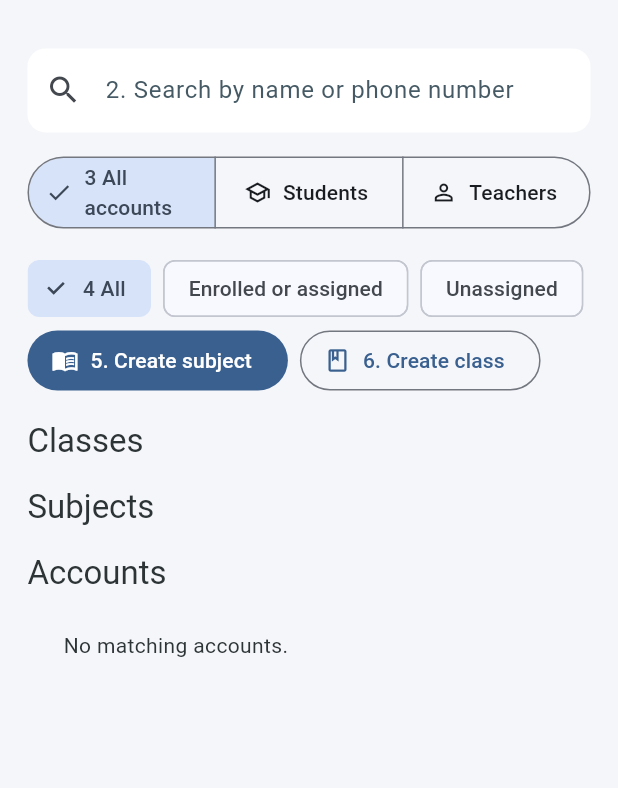
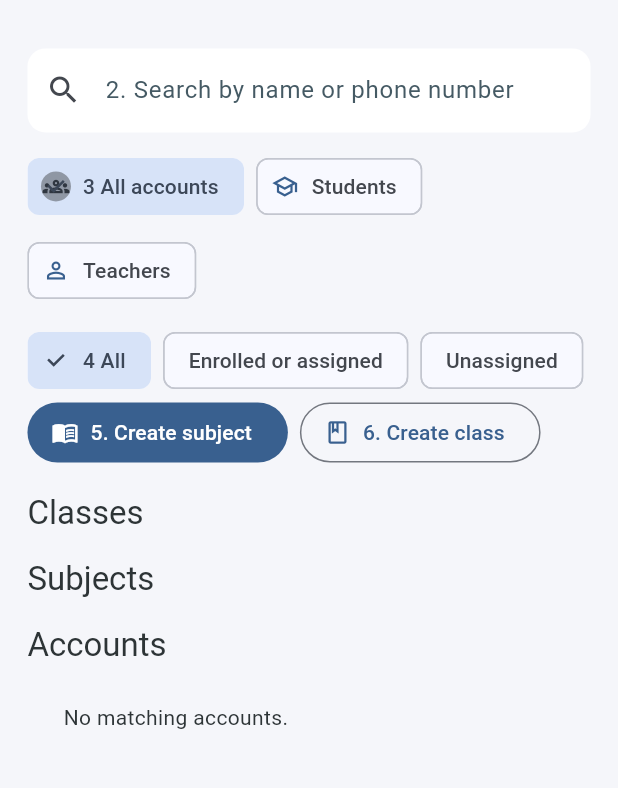
Before and after one commit to anonymous-akshat1001/SEEDS-BITS, a Flutter app: the AdminDashboard screen opened by its route, after a tap on "3 All accounts", on a phone screen of 412 x 824 dp, the part 63-851 px from its top. Run offline on Flutter 3.47's test engine with Material 3 defaults, Android fonts, the phone set to English and light mode, and no system bars; our stand-ins replace audioplayers, file_picker, firebase_core, firebase_messaging, flutter_dotenv, flutter_local_notifications and 4 more; missing offline and left inert: flutter_webrtc, mobile_number; accounts and stored records are empty; generated files the repository leaves out were written again; network calls fail.

Commit message:
feat : Added responsive text-scale limits based on screen width and improved TTS

```diff
--- a/frontend/lib/screens/admin_dashboard.dart
+++ b/frontend/lib/screens/admin_dashboard.dart
@@ -4,6 +4,7 @@ import 'package:flutter/services.dart';
 import '../services/api_service.dart';
 import '../services/auth_session_service.dart';
 import '../services/tts_service.dart';
+import '../utils/keypad_actions.dart';
 import '../utils/ui_utils.dart';
 import '../widgets/key_instruction_wrapper.dart';
 import '../widgets/keypad_confirmation_dialog.dart';
@@ -35,6 +36,7 @@ class _AdminDashboardState extends State<AdminDashboard> {
   List<dynamic> _classes = const [];
   List<dynamic> _subjects = const [];
   bool _loading = true;
+  bool _initialAnnouncementPending = true;
   String? _roleFilter;
   String _assignmentStatus = 'all';
 
@@ -84,9 +86,16 @@ class _AdminDashboardState extends State<AdminDashboard> {
       _subjects = results[2];
       _loading = false;
     });
-    await TtsService.speak(
-      '${_users.length} accounts shown. ${_classes.length} classes and ${_subjects.length} subjects.',
-    );
+    final summary =
+        '${_users.length} accounts shown. ${_classes.length} classes and ${_subjects.length} subjects.';
+    if (_initialAnnouncementPending) {
+      _initialAnnouncementPending = false;
+      await TtsService.speak(
+        '${buildTtsInstructions(adminDashboardKeyLabels, screenName: 'Administrator Dashboard')} $summary',
+      );
+    } else {
+      await TtsService.speak(summary);
+    }
   }
 
   void _focusSearch() {
@@ -938,15 +947,8 @@ class _AdminDashboardState extends State<AdminDashboard> {
   Widget build(BuildContext context) {
     return KeypadInstructionWrapper(
       screenName: 'Administrator Dashboard',
-      labels: const {
-        0: 'Log Out',
-        1: 'Refresh',
-        2: 'Search Users',
-        3: 'Change Account Type Filter',
-        4: 'Change Assignment Filter',
-        5: 'Create Subject',
-        6: 'Create Class',
-      },
+      labels: adminDashboardKeyLabels,
+      autoPlay: false,
       actions: {
         0: () => AuthSessionService.logoutFrom(context),
         1: _refresh,
@@ -1004,28 +1006,29 @@ class _AdminDashboardState extends State<AdminDashboard> {
                           label:
                               'Account type filter. ${_roleFilterLabel()}. Use left and right arrows to change.',
                           liveRegion: true,
-                          child: SegmentedButton<String?>(
-                            showSelectedIcon: true,
-                            segments: const [
-                              ButtonSegment<String?>(
-                                value: null,
-                                label: Text('3 All accounts'),
-                                icon: Icon(Icons.groups_outlined),
+                          child: Wrap(
+                            spacing: 8,
+                            runSpacing: 8,
+                            children: [
+                              ChoiceChip(
+                                avatar: const Icon(Icons.groups_outlined),
+                                label: const Text('3 All accounts'),
+                                selected: _roleFilter == null,
+                                onSelected: (_) => _setRoleFilter(null),
                               ),
-                              ButtonSegment<String?>(
-                                value: 'student',
-                                label: Text('Students'),
-                                icon: Icon(Icons.school_outlined),
+                              ChoiceChip(
+                                avatar: const Icon(Icons.school_outlined),
+                                label: const Text('Students'),
+                                selected: _roleFilter == 'student',
+                                onSelected: (_) => _setRoleFilter('student'),
                               ),
-                              ButtonSegment<String?>(
-                                value: 'teacher',
-                                label: Text('Teachers'),
-                                icon: Icon(Icons.person_outline),
+                              ChoiceChip(
+                                avatar: const Icon(Icons.person_outline),
+                                label: const Text('Teachers'),
+                                selected: _roleFilter == 'teacher',
+                                onSelected: (_) => _setRoleFilter('teacher'),
                               ),
                             ],
-                            selected: {_roleFilter},
-                            onSelectionChanged: (selection) =>
-                                _setRoleFilter(selection.first),
                           ),
                         ),
                       ),
--- a/frontend/lib/utils/keypad_actions.dart
+++ b/frontend/lib/utils/keypad_actions.dart
@@ -62,6 +62,28 @@ const Map<int, String> teacherDashboardKeyLabels = {
   4: 'Search Sessions by Name or ID',
   5: 'Class Playlists',
   6: 'Quizzes',
+};
+
+const Map<int, String> adminDashboardKeyLabels = {
+  0: 'Log Out',
+  1: 'Refresh',
+  2: 'Search Users',
+  3: 'Change Account Type Filter',
+  4: 'Change Assignment Filter',
+  5: 'Create Subject',
+  6: 'Create Class',
+};
+
+const Map<int, String> teacherQuizKeyLabels = {
+  0: 'Go back',
+  1: 'Refresh',
+  2: 'Create bank question',
+  3: 'Create quiz draft',
+};
+
+const Map<int, String> studentQuizKeyLabels = {
+  0: 'Go back',
+  1: 'Refresh quizzes',
 };
 
 const Map<int, String> quizAttemptKeyLabels = {
```
Also changed, not shown: frontend/lib/main.dart (+6 -5 lines), frontend/lib/screens/quiz_screens.dart (+44 -16 lines), frontend/lib/utils/ui_utils.dart (+12 -0 lines), 11 other files.
